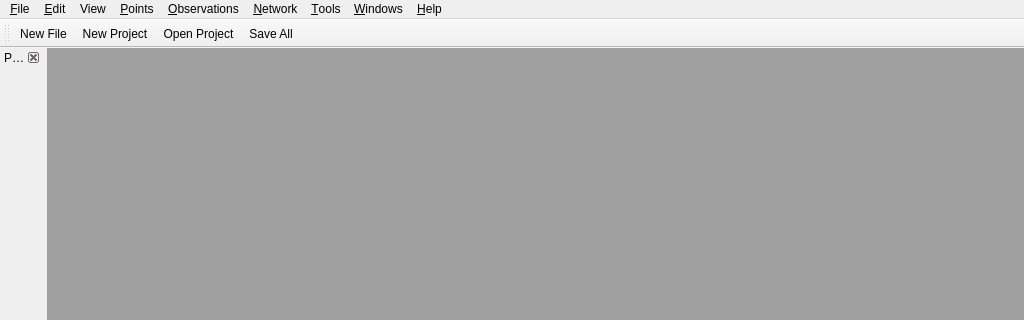
Before: the Qt Designer form qgama-core/src/main_window/mainwindow.ui in cepek/qgama-0.2.4, drawn with Qt 5; both pictures show x 0 to 1024 and y 0 to 320 of the 1024 by 768 pixel window.
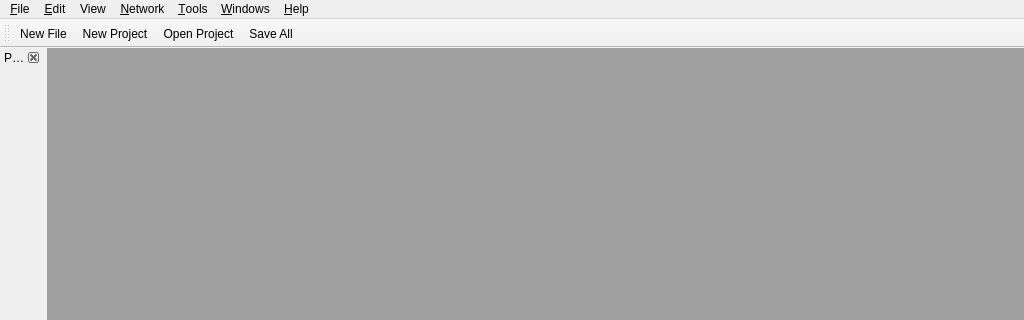
After: the same form once the commit is applied. Icons and pictures are not drawn. Custom widgets are drawn as their Qt base class.

```diff
--- a/qgama-core/src/main_window/mainwindow.ui
+++ b/qgama-core/src/main_window/mainwindow.ui
@@ -52,7 +52,7 @@
      <x>0</x>
      <y>0</y>
      <width>1024</width>
-     <height>25</height>
+     <height>24</height>
     </rect>
    </property>
    <widget class="QMenu" name="menu_File">
@@ -106,16 +106,6 @@
      <string>&amp;Tools</string>
     </property>
    </widget>
-   <widget class="QMenu" name="menu_Points">
-    <property name="title">
-     <string>&amp;Points</string>
-    </property>
-   </widget>
-   <widget class="QMenu" name="menu_Observations">
-    <property name="title">
-     <string>&amp;Observations</string>
-    </property>
-   </widget>
    <widget class="QMenu" name="menu_Network">
     <property name="title">
      <string>&amp;Network</string>
@@ -162,8 +152,6 @@
    <addaction name="menu_File"/>
    <addaction name="menu_Edit"/>
    <addaction name="menu_View"/>
-   <addaction name="menu_Points"/>
-   <addaction name="menu_Observations"/>
    <addaction name="menu_Network"/>
    <addaction name="menu_Tools"/>
    <addaction name="menu_Windows"/>
```
Left out of the diff: 24 changed lines with no effect on the pictures.
